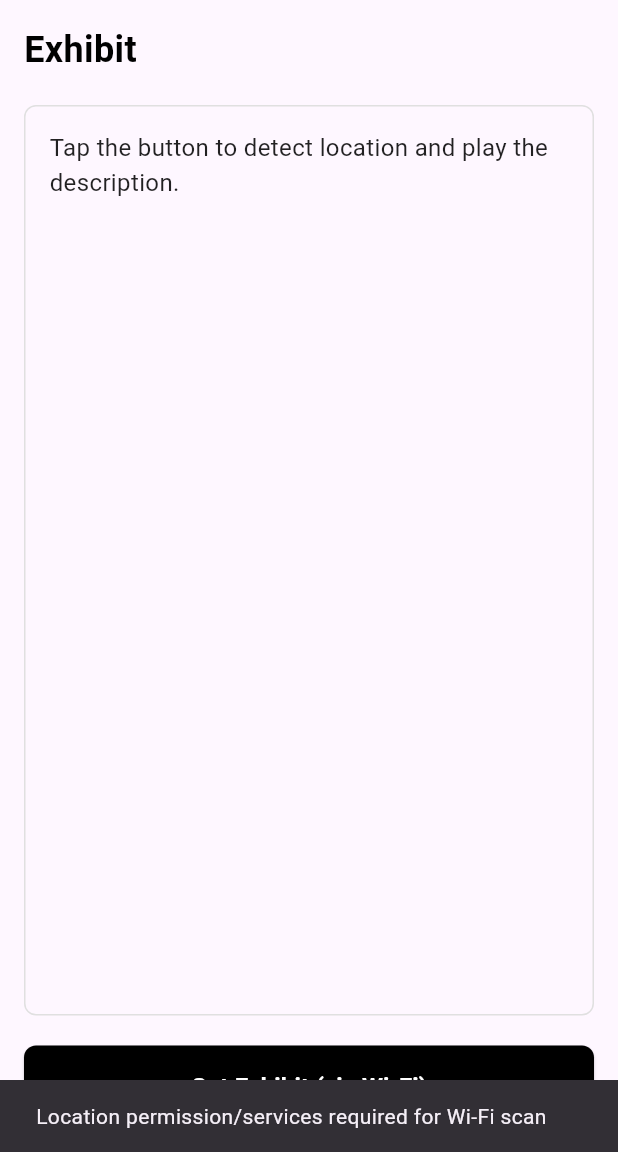
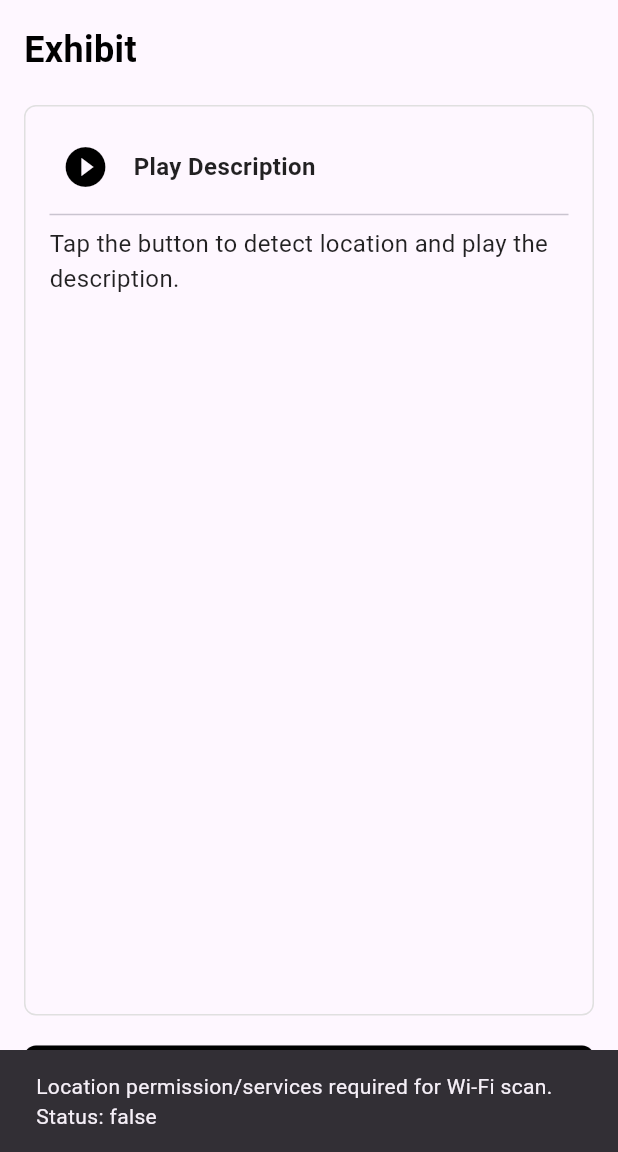
Before and after one commit to Yuvanrr/Artlistener, a Flutter app: the ExhibitPage screen opened directly, after a tap on "Get Exhibit (via Wi‑Fi)", on a phone screen of 412 x 824 dp, the part 84-1236 px from its top. Run offline on Flutter 3.47's test engine with Material 3 defaults, Android fonts, the phone set to English and light mode, and no system bars; our stand-ins replace audioplayers, cloud_firestore, firebase_core, flutter_tts; missing offline and left inert: wifi_scan; accounts and stored records are empty.

Commit message:
working on fingerprint zones

```diff
--- a/lib/screens/exhibit_page.dart
+++ b/lib/screens/exhibit_page.dart
@@ -31,8 +31,8 @@ class _ExhibitPageState extends State<ExhibitPage> {
   final FlutterTts _tts = FlutterTts();
   bool _isSpeaking = false;
 
-  // Target SSID
-  static const String targetSsid = 'PSG';
+  // No longer need allowed SSIDs list - we'll use any SSID from database
+  bool _isLoadingNetworks = false;
 
   @override
   void initState() {
@@ -129,83 +129,105 @@ class _ExhibitPageState extends State<ExhibitPage> {
     }
   }
 
-  // Button action: detect PSG Wi‑Fi, compare RSSI against DB, speak description
+  // Button action: detect any Wi‑Fi network that has exhibits in the database
   Future<void> _getNewExhibitDescription() async {
+    setState(() => _isLoadingNetworks = true);
+
     try {
-      // 1) Scan Wi‑Fi and pick the strongest AP for the target SSID
+      // 1) Scan Wi‑Fi and get all available networks
       final can = await wifi_scan.WiFiScan.instance.canStartScan();
+      print('Can start Wi-Fi scan: $can');
+
       if (can != wifi_scan.CanStartScan.yes) {
         if (!mounted) return;
         ScaffoldMessenger.of(context).showSnackBar(
-          const SnackBar(content: Text('Location permission/services required for Wi‑Fi scan')),
+          SnackBar(
+            content: Text('Location permission/services required for Wi‑Fi scan. Status: $can'),
+            duration: const Duration(seconds: 4),
+          ),
         );
         return;
       }
 
       // Start scan and get fresh results
-      await wifi_scan.WiFiScan.instance.getScannedResults(); // get existing if available
+      await wifi_scan.WiFiScan.instance.getScannedResults();
       final results = await wifi_scan.WiFiScan.instance.getScannedResults();
-      final psgAps = results.where((ap) => ap.ssid == targetSsid).toList();
 
-      if (psgAps.isEmpty) {
+      // Debug: Print all detected networks
+      print('All detected Wi-Fi networks:');
+      for (var ap in results) {
+        print('  SSID: "${ap.ssid}", BSSID: ${ap.bssid}, Level: ${ap.level}');
+      }
+
+      if (results.isEmpty) {
         if (!mounted) return;
         ScaffoldMessenger.of(context).showSnackBar(
-          const SnackBar(content: Text('PSG network not found nearby')),
+          const SnackBar(content: Text('No Wi‑Fi networks found nearby')),
         );
         return;
       }
 
-      // Choose the AP with the best signal (highest RSSI)
-      psgAps.sort((a, b) => b.level.compareTo(a.level));
-      final liveAp = psgAps.first;
-      final liveRssi = liveAp.level;
+      // 2) For each detected network, check if there are exhibits using that SSID
+      wifi_scan.WiFiAccessPoint? bestAp;
+      QueryDocumentSnapshot<Map<String, dynamic>>? bestDoc;
 
-      // 2) Query Firestore for documents with wifi.ssid == 'PSG'
-      final qs = await FirebaseFirestore.instance
+      for (final ap in results) {
+        if (ap.ssid.isEmpty) continue; // Skip hidden networks
+
+        print('Checking SSID: ${ap.ssid}');
+
+        // Query database for exhibits with this SSID
+        final querySnapshot = await FirebaseFirestore.instance
             .collection('c_guru')
-          .where('wifi.ssid', isEqualTo: targetSsid)
+            .where('wifi.ssid', isEqualTo: ap.ssid)
             .get();
 
-      if (qs.docs.isEmpty) {
-        if (!mounted) return;
-        ScaffoldMessenger.of(context).showSnackBar(
-          const SnackBar(content: Text('No exhibits for PSG in database')),
-        );
-        return;
-      }
+        print('Found ${querySnapshot.docs.length} exhibits for SSID: ${ap.ssid}');
 
-      // 3) Pick the best match by closest RSSI difference
-      QueryDocumentSnapshot<Map<String, dynamic>>? bestDoc;
+        if (querySnapshot.docs.isNotEmpty) {
+          // Found exhibits for this SSID - use the strongest signal
+          bestAp = ap;
+          // Get the exhibit with closest RSSI match
           int bestDiff = 1 << 30;
 
-      for (final doc in qs.docs) {
+          for (final doc in querySnapshot.docs) {
             final data = doc.data();
             final wifi = data['wifi'] as Map<String, dynamic>?;
+            final storedRssi = (wifi?['rssi'] is num) ? (wifi?['rssi'] as num).toInt() : null;
 
-        final storedRssi = (wifi?['rssi'] is num) ? (wifi?['rssi'] as num).toInt() : null;
-        if (storedRssi == null) continue;
-
-        final diff = (storedRssi - liveRssi).abs();
+            if (storedRssi != null) {
+              final diff = (storedRssi - ap.level).abs();
               if (diff < bestDiff) {
                 bestDiff = diff;
                 bestDoc = doc;
               }
             }
+          }
 
-      if (bestDoc == null) {
+          if (bestDoc != null) {
+            print('Best match found for SSID: ${ap.ssid}');
+            break; // Found a match, no need to check other networks
+          }
+        }
+      }
+
+      if (bestAp == null || bestDoc == null) {
         if (!mounted) return;
         ScaffoldMessenger.of(context).showSnackBar(
-          const SnackBar(content: Text('No matching exhibit by signal strength')),
+          SnackBar(
+            content: Text('No exhibits found for any detected networks. Found ${results.length} networks'),
+            duration: const Duration(seconds: 4),
+          ),
         );
         return;
       }
 
+      // 3) Update UI with found exhibit
       final bestData = bestDoc!.data();
       final name = (bestData['name'] ?? '').toString();
       final description = (bestData['description'] ?? '').toString();
       final maybeAudio = (bestData['audioUrl'] as String?);
 
-      // 4) Update UI and speak description
       if (!mounted) return;
       setState(() {
         exhibitName = name.isEmpty ? 'Exhibit' : name;
@@ -221,20 +243,33 @@ class _ExhibitPageState extends State<ExhibitPage> {
         _playerState = AudioPlayerState.stopped;
       });
 
-      // Read aloud via TTS
-      if (description.isNotEmpty) {
-        await _tts.stop();
-        await _tts.speak(description);
-      }
-
       if (!mounted) return;
       ScaffoldMessenger.of(context).showSnackBar(
-        const SnackBar(content: Text('Loaded exhibit from Wi‑Fi fingerprint')),
+        SnackBar(content: Text('Exhibit loaded! Detected network: ${bestAp.ssid}. Tap the play button to hear the description.')),
       );
+
     } catch (e) {
       if (!mounted) return;
       ScaffoldMessenger.of(context).showSnackBar(
         SnackBar(content: Text('Failed to load exhibit: $e')),
+      );
+    } finally {
+      if (mounted) {
+        setState(() => _isLoadingNetworks = false);
+      }
+    }
+  }
+
+  Future<void> _playDescriptionTTS() async {
+    if (exhibitDescription == null || exhibitDescription!.isEmpty) return;
+
+    try {
+      await _tts.stop();
+      await _tts.speak(exhibitDescription!);
+    } catch (e) {
+      if (!mounted) return;
+      ScaffoldMessenger.of(context).showSnackBar(
+        SnackBar(content: Text('Error playing description: $e')),
       );
     }
   }
@@ -271,6 +306,20 @@ class _ExhibitPageState extends State<ExhibitPage> {
         centerTitle: true,
         backgroundColor: Colors.black,
         elevation: 0,
+        actions: [
+          if (_isLoadingNetworks)
+            Container(
+              margin: const EdgeInsets.only(right: 16),
+              child: const SizedBox(
+                width: 16,
+                height: 16,
+                child: CircularProgressIndicator(
+                  color: Colors.white,
+                  strokeWidth: 2,
+                ),
+              ),
+            ),
+        ],
       ),
       body: Padding(
         padding: const EdgeInsets.all(16.0),
@@ -329,7 +378,7 @@ class _ExhibitPageState extends State<ExhibitPage> {
               const SizedBox(height: 20),
             ],
 
-            // Exhibit Description
+            // Exhibit Description with play button
             Expanded(
               child: Container(
                 width: double.infinity,
@@ -338,6 +387,39 @@ class _ExhibitPageState extends State<ExhibitPage> {
                   border: Border.all(color: Colors.grey.shade300),
                   borderRadius: BorderRadius.circular(8.0),
                 ),
+                child: Column(
+                  crossAxisAlignment: CrossAxisAlignment.start,
+                  children: [
+                    // Play button for description
+                    Row(
+                      children: [
+                        IconButton(
+                          icon: Icon(
+                            _isSpeaking ? Icons.stop_circle : Icons.play_circle_filled,
+                            size: 32,
+                            color: Colors.black,
+                          ),
+                          onPressed: _isSpeaking
+                              ? () async {
+                                  await _tts.stop();
+                                  setState(() => _isSpeaking = false);
+                                }
+                              : _playDescriptionTTS,
+                        ),
+                        const SizedBox(width: 8),
+                        Text(
+                          _isSpeaking ? 'Stop Description' : 'Play Description',
+                          style: const TextStyle(
+                            fontSize: 16,
+                            fontWeight: FontWeight.w600,
+                            color: Colors.black87,
+                          ),
+                        ),
+                      ],
+                    ),
+                    const Divider(height: 16),
+                    // Description text
+                    Expanded(
                       child: SingleChildScrollView(
                         child: Text(
                           exhibitDescription ??
@@ -349,6 +431,9 @@ class _ExhibitPageState extends State<ExhibitPage> {
                         ),
                       ),
                     ),
+                  ],
+                ),
+              ),
             ),
             const SizedBox(height: 20),
 
@@ -356,7 +441,7 @@ class _ExhibitPageState extends State<ExhibitPage> {
             SizedBox(
               width: double.infinity,
               child: ElevatedButton(
-                onPressed: _getNewExhibitDescription,
+                onPressed: _isLoadingNetworks ? null : _getNewExhibitDescription,
                 style: ElevatedButton.styleFrom(
                   backgroundColor: Colors.black,
                   padding: const EdgeInsets.symmetric(vertical: 16.0),
@@ -364,7 +449,16 @@ class _ExhibitPageState extends State<ExhibitPage> {
                     borderRadius: BorderRadius.circular(8.0),
                   ),
                 ),
-                child: const Text(
+                child: _isLoadingNetworks
+                    ? const SizedBox(
+                        width: 20,
+                        height: 20,
+                        child: CircularProgressIndicator(
+                          color: Colors.white,
+                          strokeWidth: 2,
+                        ),
+                      )
+                    : const Text(
                         'Get Exhibit (via Wi‑Fi)',
                         style: TextStyle(
                           color: Colors.white,
```
Also changed, not shown: lib/services/config_service.dart (added, +109 -0 lines). Lines whose indentation alone changed are shown as unchanged.
